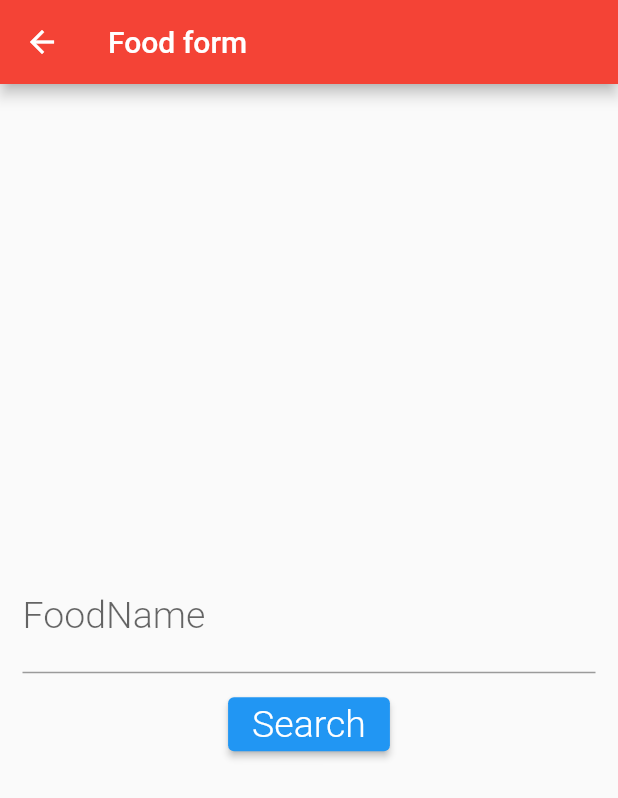
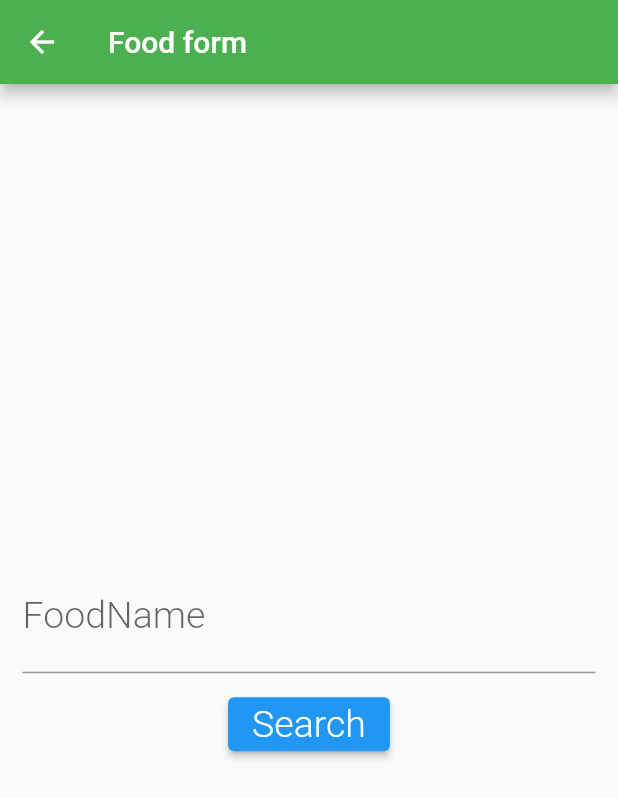
Before and after one commit to AadityaCholayil/DietMate, a Flutter app: the FoodForm screen opened directly, on a phone screen of 412 x 824 dp. Shown: the top 798 px of the screen. Run offline on Flutter 3.47's test engine with Material 2 defaults, Android fonts, the phone set to English and light mode, and no system bars; our stand-ins replace preload_page_view.

Commit message:
appbar green

```diff
--- a/lib/food_form.dart
+++ b/lib/food_form.dart
@@ -83,7 +83,7 @@ class _FoodFormState extends State<FoodForm> {
     return Scaffold(
       appBar: AppBar(
         title: Text('Food form'),
-        backgroundColor: Colors.red,
+        backgroundColor: Colors.green,
       ),
       body: Container(
         padding: EdgeInsets.all(15),
```
